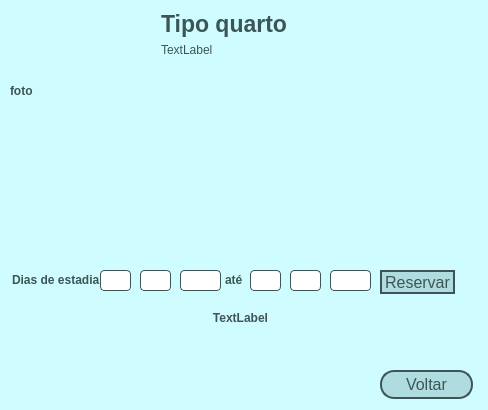
Qt form clientes/telaquarto.ui (ViniiGabriel/hotelQT) before a commit.
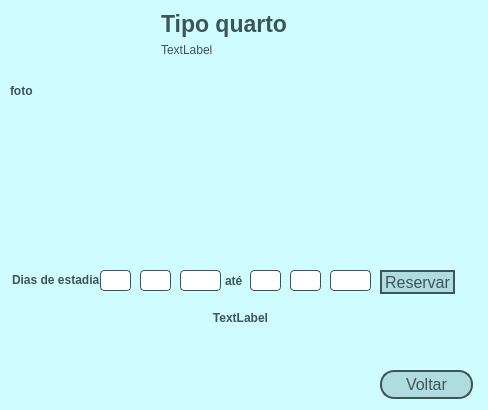
The same form after that commit. Icons and pictures are not drawn.

```diff
--- a/clientes/telaquarto.ui
+++ b/clientes/telaquarto.ui
@@ -221,8 +221,8 @@
     <rect>
      <x>225</x>
      <y>270</y>
-     <width>71</width>
-     <height>20</height>
+     <width>31</width>
+     <height>21</height>
     </rect>
    </property>
    <property name="text">
```
Left out of the diff: 13 changed lines with no effect on the pictures.
